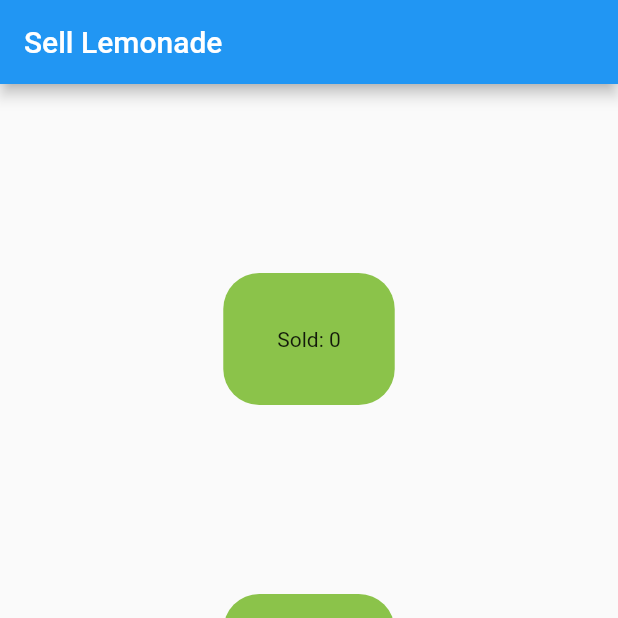
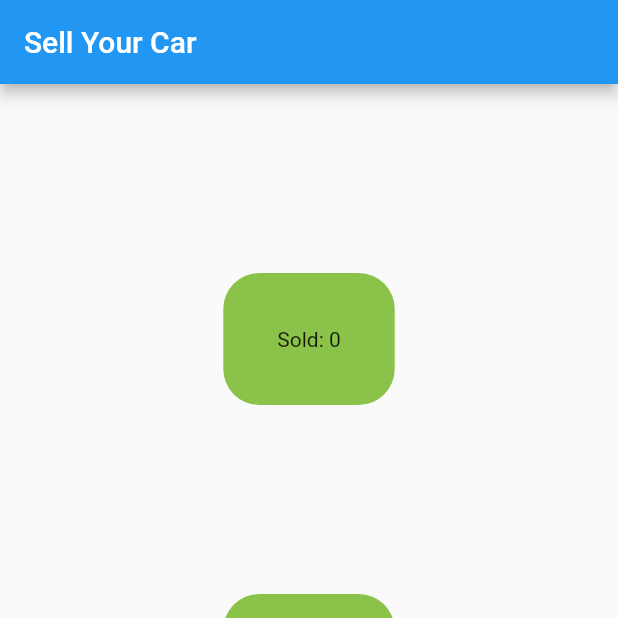
Before and after one commit to eharris733/LemonadeSeller, a Flutter app: the screen it shows after launch, on a phone screen of 412 x 824 dp, the top half of it. Run offline on Flutter 3.47's test engine with Material 2 defaults, Android fonts, the phone set to English and light mode, and no system bars.

Commit message:
HEY THIS REALLY WEIRD

```diff
--- a/lib/main.dart
+++ b/lib/main.dart
@@ -6,7 +6,7 @@ void main () => runApp(MainPage());
 
 class MainPage extends StatelessWidget{
   Widget build(BuildContext context) {
-    final title = 'Sell Lemonade';
+    final title = 'Sell Your Car';
 
     return MaterialApp(
       title: title,
```
